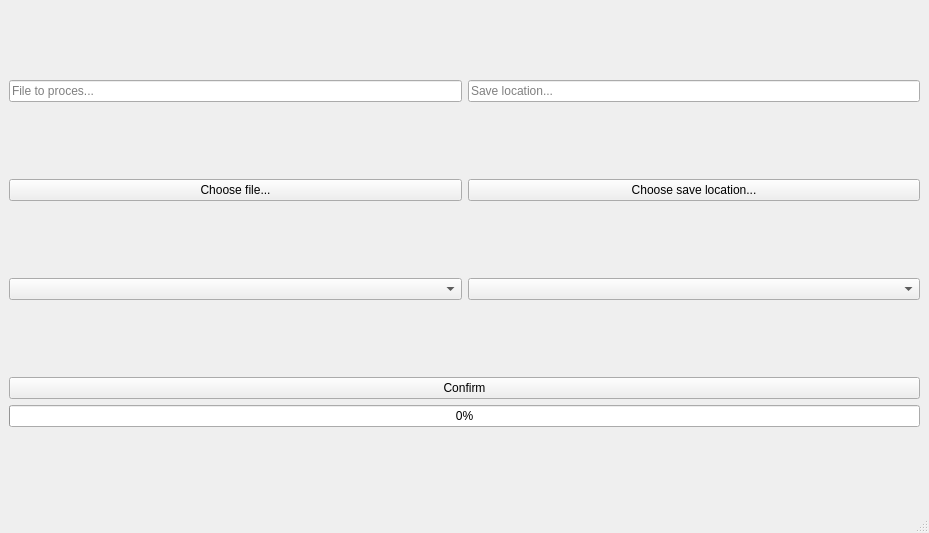
The window that src/gui/main_window.ui (coolka1234/GCodeOptimizer) describes before a commit, drawn with Qt 5.
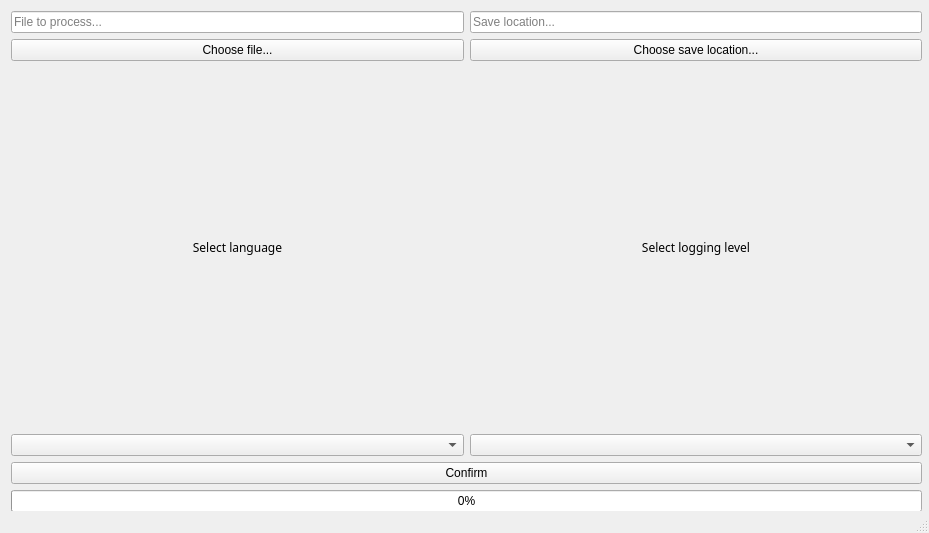
The same window after the commit.

Commit message: language support

What changed in the file:
```diff
--- a/src/gui/main_window.ui
+++ b/src/gui/main_window.ui
@@ -14,8 +14,15 @@
    <string>GCode Optimizer</string>
   </property>
   <widget class="QWidget" name="centralwidget">
-   <layout class="QHBoxLayout" name="horizontalLayout_4">
-    <item>
+   <widget class="QWidget" name="">
+    <property name="geometry">
+     <rect>
+      <x>11</x>
+      <y>11</y>
+      <width>911</width>
+      <height>501</height>
+     </rect>
+    </property>
      <layout class="QVBoxLayout" name="verticalLayout_2">
       <item>
        <layout class="QHBoxLayout" name="horizontalLayout_3">
@@ -25,7 +32,7 @@
            <string/>
           </property>
           <property name="placeholderText">
-           <string>File to proces...</string>
+          <string>File to process...</string>
           </property>
          </widget>
         </item>
@@ -62,6 +69,40 @@
       <item>
        <layout class="QHBoxLayout" name="horizontalLayout">
         <item>
+        <widget class="QLabel" name="labelLanguage">
+         <property name="font">
+          <font>
+           <family>Trebuchet MS</family>
+          </font>
+         </property>
+         <property name="text">
+          <string>Select language</string>
+         </property>
+         <property name="alignment">
+          <set>Qt::AlignCenter</set>
+         </property>
+        </widget>
+       </item>
+       <item>
+        <widget class="QLabel" name="labelLoggingLevel">
+         <property name="font">
+          <font>
+           <family>Trebuchet MS</family>
+          </font>
+         </property>
+         <property name="text">
+          <string>Select logging level</string>
+         </property>
+         <property name="alignment">
+          <set>Qt::AlignCenter</set>
+         </property>
+        </widget>
+       </item>
+      </layout>
+     </item>
+     <item>
+      <layout class="QHBoxLayout" name="horizontalLayout_4">
+       <item>
          <widget class="QComboBox" name="comboBoxLanguage">
           <property name="editable">
            <bool>false</bool>
@@ -102,8 +143,7 @@
        </layout>
       </item>
      </layout>
-    </item>
-   </layout>
+   </widget>
   </widget>
   <widget class="QStatusBar" name="statusbar"/>
  </widget>
```
Lines whose indentation alone changed are shown as unchanged. The commit also changes 2 other files.
